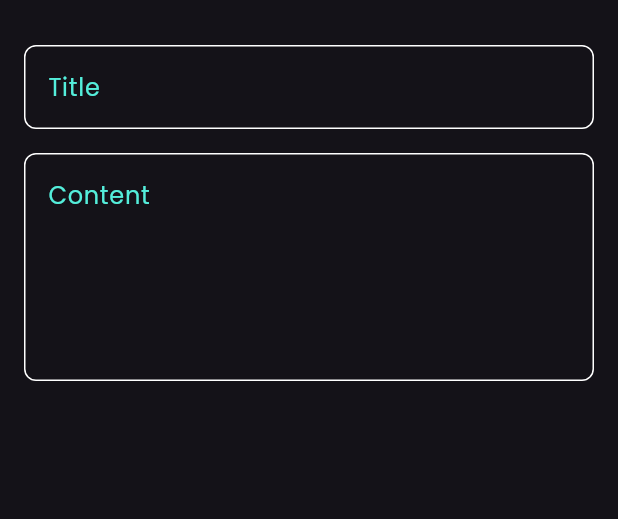
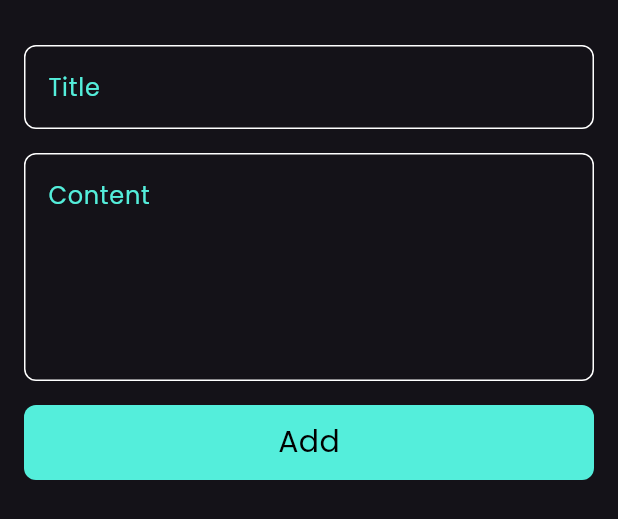
Before and after one commit to 00mkk00/note-app, a Flutter app: the AddNoteModalSheet widget shown alone on an empty page, opened directly, on a phone screen of 412 x 824 dp. Shown: the top 519 px of the screen. Run offline on Flutter 3.47's test engine with Material 3 defaults, Android fonts, the phone set to English and light mode, and no system bars.

Commit message:
finish add bottom sheet

```diff
--- a/lib/widgets/add_note_modal_sheet.dart
+++ b/lib/widgets/add_note_modal_sheet.dart
@@ -1,4 +1,5 @@
 import 'package:flutter/material.dart';
+import 'package:note_app/widgets/custom_bottom.dart';
 import 'package:note_app/widgets/custom_text_field.dart';
 
 class AddNoteModalSheet extends StatelessWidget {
@@ -8,6 +9,7 @@ class AddNoteModalSheet extends StatelessWidget {
   Widget build(BuildContext context) {
     return const Padding(
       padding: EdgeInsets.symmetric(horizontal: 16),
+      child: SingleChildScrollView(
         child: Column(
           children: [
             SizedBox(
@@ -22,8 +24,16 @@ class AddNoteModalSheet extends StatelessWidget {
             CustomTextField(
               hint: "Content",
               maxLine: 5,
-          )
+            ),
+            SizedBox(
+              height: 16,
+            ),
+            CustomBottom(),
+            SizedBox(
+              height: 8,
+            ),
           ],
+        ),
       ),
     );
   }
--- /dev/null
+++ b/lib/widgets/custom_bottom.dart
@@ -0,0 +1,22 @@
+import 'package:flutter/material.dart';
+import 'package:note_app/constants.dart';
+
+class CustomBottom extends StatelessWidget {
+  const CustomBottom({super.key});
+
+  @override
+  Widget build(BuildContext context) {
+    return Container(
+      width: MediaQuery.of(context).size.width,
+      height: 50,
+      decoration: BoxDecoration(
+          color: kPrimiryColor, borderRadius: BorderRadius.circular(8)),
+      child: const Center(
+        child: Text(
+          "Add",
+          style: TextStyle(fontSize: 20, color: Colors.black),
+        ),
+      ),
+    );
+  }
+}
```
Lines whose indentation alone changed are shown as unchanged.
